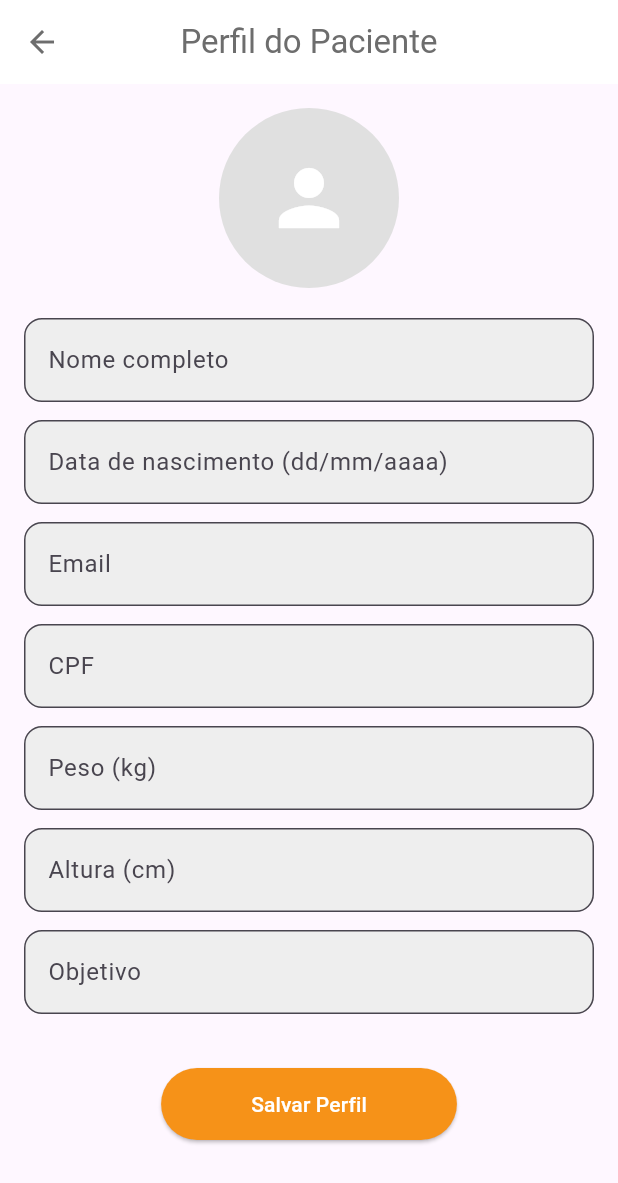
After one commit to marcelemrofka/LifeBalanceApp, a Flutter app: the TelaCadastroPaciente screen opened by its route, on a phone screen of 412 x 824 dp. The commit adds this screen. Shown: the top 1183 px of the screen. Run offline on Flutter 3.47's test engine with Material 3 defaults, Android fonts, the phone set to English and light mode, and no system bars; our stand-ins replace cloud_firestore, firebase_auth, firebase_core, image_picker, shared_preferences, table_calendar; missing offline and left inert: percentages_with_animation; accounts and stored records are empty.

Commit message:
Tela Pacientes e Tela Cadastro Pacientes

```diff
--- a/lib/main.dart
+++ b/lib/main.dart
@@ -1,11 +1,13 @@
+import 'package:app/view/tela_cadastro_paciente.dart';
 import 'package:app/view/tela_home_nutri.dart';
+import 'package:app/view/tela_pacientes.dart';
 import 'package:flutter/material.dart';
 import 'package:provider/provider.dart';
 import 'package:firebase_core/firebase_core.dart';
 import 'firebase_options.dart';
 import 'package:app/viewmodel/nutrition_vm.dart';
 import 'package:app/viewmodel/auth_viewmodel.dart';
-import 'package:app/viewmodel/refeicao_vm.dart'; // <-- import do ViewModel do histórico
+import 'package:app/viewmodel/refeicao_vm.dart';
 import 'package:app/view/tela_inicial.dart';
 import 'package:app/view/tela_agua.dart';
 import 'package:app/view/tela_cadastro.dart';
@@ -72,6 +74,8 @@ class MyApp extends StatelessWidget {
         '/tela_refeicao': (context) => TelaRefeicao(),
         '/tela_historico': (context) => TelaHistoricoRefeicoes(),
         '/tela_analise_calorias': (context) => TelaAnaliseCalorias(),
+        '/tela_pacientes': (context) => TelaPacientes(),
+        '/tela_cadastro_pacientes': (context) => TelaCadastroPaciente(),
       },
     );
   }
--- a/lib/utils/color.dart
+++ b/lib/utils/color.dart
@@ -2,14 +2,15 @@ import 'package:flutter/material.dart';
 
 class AppColors {
   static const Color background = Color(0xFFF7F7F7);
-  static const Color principal =   Color(0xFF43644A);
-  static const Color verdeClaro = Color(0xFF437A3B);
+  static const Color principal = Color(0xFF43644A);
+  static const Color verdeClaro = Color(0xFF89A78F);
   static const Color verdeGrafico = Color(0xFF7EBF27);
-  static const Color verdeNeutro = Color(0xFFE4E4E4) ;
+  static const Color verdeNeutro = Color(0xFFE4E4E4);
   static const Color darkText = Color(0xFF2E2E2E);
   static const Color midText = Color(0xFF6D6D6D);
   static const Color lightText = Colors.white;
-  static const Color midGrey = Color(0xFFD3D3D3) ;
+  static const Color midGrey = Color(0xFFD3D3D3);
   static const Color error = Color(0xFFEF5350);
-  static const Color verdeBg =Color(0xFF7D9E84) ;
+  static const Color verdeBg = Color(0xFF7D9E84);
+  static const Color laranja = Color(0xFFF69218);
 }
--- /dev/null
+++ b/lib/view/tela_cadastro_paciente.dart
@@ -0,0 +1,194 @@
+import 'dart:io';
+import 'package:app/utils/color.dart';
+import 'package:flutter/material.dart';
+import 'package:image_picker/image_picker.dart';
+import 'package:cloud_firestore/cloud_firestore.dart';
+import 'package:firebase_auth/firebase_auth.dart';
+// import 'package:firebase_storage/firebase_storage.dart';
+import 'package:intl/intl.dart';
+
+class TelaCadastroPaciente extends StatefulWidget {
+  const TelaCadastroPaciente({super.key});
+
+  @override
+  State<TelaCadastroPaciente> createState() => _TelaCadastroPacienteState();
+}
+
+class _TelaCadastroPacienteState extends State<TelaCadastroPaciente> {
+  final _formKey = GlobalKey<FormState>();
+  final picker = ImagePicker();
+  File? _imageFile;
+
+  final TextEditingController nomeController = TextEditingController();
+  final TextEditingController dataNascimentoController = TextEditingController();
+  final TextEditingController emailController = TextEditingController();
+  final TextEditingController cpfController = TextEditingController();
+  final TextEditingController pesoController = TextEditingController();
+  final TextEditingController alturaController = TextEditingController();
+  final TextEditingController objetivoController = TextEditingController();
+
+  int? idade;
+
+  Future<void> _pickImage() async {
+    final pickedFile = await picker.pickImage(source: ImageSource.gallery);
+    if (pickedFile != null) {
+      setState(() {
+        _imageFile = File(pickedFile.path);
+      });
+    }
+  }
+
+  void _calcularIdade(String dataStr) {
+    try {
+      DateTime nascimento = DateFormat('dd/MM/yyyy').parse(dataStr);
+      DateTime hoje = DateTime.now();
+      int anos = hoje.year - nascimento.year;
+      if (hoje.month < nascimento.month ||
+          (hoje.month == nascimento.month && hoje.day < nascimento.day)) {
+        anos--;
+      }
+      setState(() => idade = anos);
+    } catch (_) {
+      idade = null;
+    }
+  }
+
+  Future<void> _salvarPerfil() async {
+    if (!_formKey.currentState!.validate()) return;
+
+    final user = FirebaseAuth.instance.currentUser;
+    if (user == null) return;
+
+    String? fotoUrl;
+
+    if (_imageFile != null) {
+      // Upload da imagem no Storage (caso tenha)
+
+      // final storageRef = FirebaseStorage.instance
+      //     .ref()
+      //     .child('fotos_perfil/${user.uid}.jpg');
+      // await storageRef.putFile(_imageFile!);
+      // fotoUrl = await storageRef.getDownloadURL();
+    }
+
+    await FirebaseFirestore.instance.collection('usuarios').doc(user.uid).set({
+      'nome': nomeController.text.trim(),
+      'data_nascimento': dataNascimentoController.text.trim(),
+      'idade': idade,
+      'email': emailController.text.trim(),
+      'cpf': cpfController.text.trim(),
+      'peso': double.tryParse(pesoController.text.trim()) ?? 0,
+      'altura': double.tryParse(alturaController.text.trim()) ?? 0,
+      'objetivo': objetivoController.text.trim(),
+      'tp_user': false, // paciente
+      'foto_url': fotoUrl,
+      'nutricionista': user.uid, // vincula ao nutricionista logado
+      'criado_em': FieldValue.serverTimestamp(),
+    });
+
+    ScaffoldMessenger.of(context).showSnackBar(
+      const SnackBar(content: Text("Perfil salvo com sucesso!")),
+    );
+
+    Navigator.pop(context);
+  }
+
+  @override
+  Widget build(BuildContext context) {
+    return Scaffold(
+      appBar: AppBar(
+        backgroundColor: Colors.white,
+        elevation: 0,
+        leading: IconButton(
+          icon: const Icon(Icons.arrow_back, color: AppColors.midText),
+          onPressed: () => Navigator.pop(context),
+        ),
+        title: const Text(
+          "Perfil do Paciente",
+          style: TextStyle(color: AppColors.midText),
+        ),
+        centerTitle: true,
+      ),
+      body: SingleChildScrollView(
+        padding: const EdgeInsets.all(16),
+        child: Form(
+          key: _formKey,
+          child: Column(
+            children: [
+              GestureDetector(
+                onTap: _pickImage,
+                child: CircleAvatar(
+                  radius: 60,
+                  backgroundColor: Colors.grey[300],
+                  backgroundImage:
+                      _imageFile != null ? FileImage(_imageFile!) : null,
+                  child: _imageFile == null
+                      ? const Icon(Icons.person, size: 60, color: Colors.white)
+                      : null,
+                ),
+              ),
+              const SizedBox(height: 20),
+              _buildTextField(nomeController, "Nome completo"),
+              _buildTextField(
+                dataNascimentoController,
+                "Data de nascimento (dd/mm/aaaa)",
+                keyboardType: TextInputType.datetime,
+                onChanged: _calcularIdade,
+              ),
+              if (idade != null)
+                Text("Idade: $idade anos",
+                    style: const TextStyle(fontSize: 14)),
+              _buildTextField(emailController, "Email",
+                  keyboardType: TextInputType.emailAddress),
+              _buildTextField(cpfController, "CPF"),
+              _buildTextField(pesoController, "Peso (kg)",
+                  keyboardType: TextInputType.number),
+              _buildTextField(alturaController, "Altura (cm)",
+                  keyboardType: TextInputType.number),
+              _buildTextField(objetivoController, "Objetivo"),
+              const SizedBox(height: 24),
+              ElevatedButton(
+                onPressed: _salvarPerfil,
+                style: ElevatedButton.styleFrom(
+                  backgroundColor: AppColors.laranja,
+                  padding:
+                      const EdgeInsets.symmetric(horizontal: 60, vertical: 14),
+                  shape: RoundedRectangleBorder(
+                      borderRadius: BorderRadius.circular(30)),
+                ),
+                child: const Text("Salvar Perfil",
+                    style: TextStyle(color: Colors.white)),
+              ),
+            ],
+          ),
+        ),
+      ),
+    );
+  }
+
+  Widget _buildTextField(
+    TextEditingController controller,
+    String label, {
+    TextInputType keyboardType = TextInputType.text,
+    Function(String)? onChanged,
+  }) {
+    return Padding(
+      padding: const EdgeInsets.only(bottom: 12.0),
+      child: TextFormField(
+        controller: controller,
+        keyboardType: keyboardType,
+        decoration: InputDecoration(
+          labelText: label,
+          filled: true,
+          fillColor: Colors.grey[200],
+          border: OutlineInputBorder(borderRadius: BorderRadius.circular(12)),
+        ),
+        validator: (value) {
+          if (value == null || value.isEmpty) return 'Preencha este campo';
+          return null;
+        },
+        onChanged: onChanged,
+      ),
+    );
+  }
+}
--- a/lib/viewmodel/cadastro_viewmodel.dart
+++ b/lib/viewmodel/cadastro_viewmodel.dart
@@ -18,7 +18,7 @@ class CadastroViewModel extends ChangeNotifier {
     required String senha,
     required String cpf,
     required String data,
-    required bool isNutri, // parâmetro para definir nutricionista ou comum
+    required bool isNutri,
   }) async {
     try {
       _carregando = true;
@@ -39,7 +39,7 @@ class CadastroViewModel extends ChangeNotifier {
         'cpf': cpf,
         'createdAt': FieldValue.serverTimestamp(),
         'tp_user': isNutri, // true = nutricionista, false = comum
-        'plano': isNutri ? null : 'individual', // null se nutri, individual se comum
+        'plano': isNutri ? null : 'individual',
       });
 
       _carregando = false;
```
Also changed, not shown: lib/view/tela_pacientes.dart (added, +74 -0 lines).
